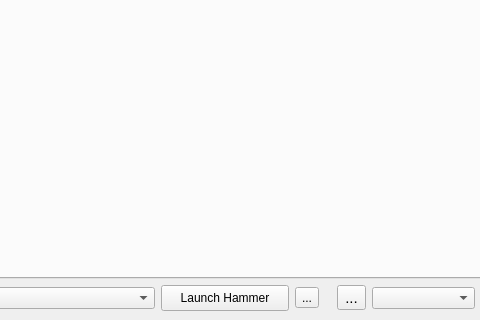
Qt form src/main.ui (dertwist/Hammer5Tools) before a commit; both pictures show x 548 to 1028 and y 560 to 880 of the 1194 by 880 pixel window.
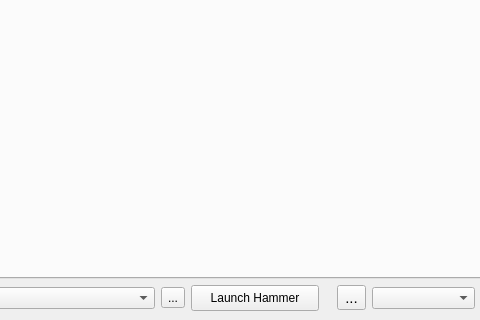
The same form after that commit. Icons and pictures are not drawn.

Commit message: The options button was moved to the left

```diff
--- a/src/main.ui
+++ b/src/main.ui
@@ -448,6 +448,23 @@
         </item>
        </widget>
       </item>
+      <item>
+       <widget class="QToolButton" name="launch_settings">
+        <property name="text">
+         <string>...</string>
+        </property>
+        <property name="icon">
+         <iconset resource="resources.qrc">
+          <normaloff>:/icons/settings_16dp_9D9D9D_FILL0_wght400_GRAD0_opsz20.svg</normaloff>:/icons/settings_16dp_9D9D9D_FILL0_wght400_GRAD0_opsz20.svg</iconset>
+        </property>
+        <property name="iconSize">
+         <size>
+          <width>20</width>
+          <height>20</height>
+         </size>
+        </property>
+       </widget>
+      </item>
       <item>
        <widget class="QPushButton" name="Launch_Addon_Button">
         <property name="enabled">
@@ -483,23 +500,6 @@
         </property>
        </widget>
       </item>
-      <item>
-       <widget class="QToolButton" name="launch_settings">
-        <property name="text">
-         <string>...</string>
-        </property>
-        <property name="icon">
-         <iconset resource="resources.qrc">
-          <normaloff>:/icons/settings_16dp_9D9D9D_FILL0_wght400_GRAD0_opsz20.svg</normaloff>:/icons/settings_16dp_9D9D9D_FILL0_wght400_GRAD0_opsz20.svg</iconset>
-        </property>
-        <property name="iconSize">
-         <size>
-          <width>20</width>
-          <height>20</height>
-         </size>
-        </property>
-       </widget>
-      </item>
       <item>
        <spacer name="horizontalSpacer">
         <property name="orientation">
```
The commit also changes 1 other file.
